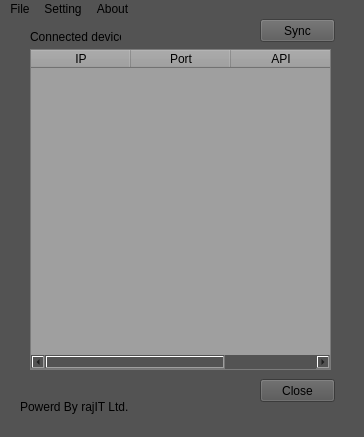
Qt form localserver.ui (Turjo47/Python-App) before a commit.
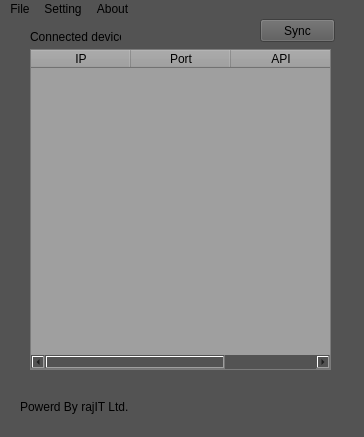
The same form after that commit. Icons and pictures are not drawn.

Diff of the .ui file:
```diff
--- a/localserver.ui
+++ b/localserver.ui
@@ -87,19 +87,6 @@
      </property>
     </column>
    </widget>
-   <widget class="QPushButton" name="closeButton">
-    <property name="geometry">
-     <rect>
-      <x>260</x>
-      <y>360</y>
-      <width>75</width>
-      <height>23</height>
-     </rect>
-    </property>
-    <property name="text">
-     <string>Close</string>
-    </property>
-   </widget>
   </widget>
   <widget class="QMenuBar" name="menubar">
    <property name="geometry">
```
